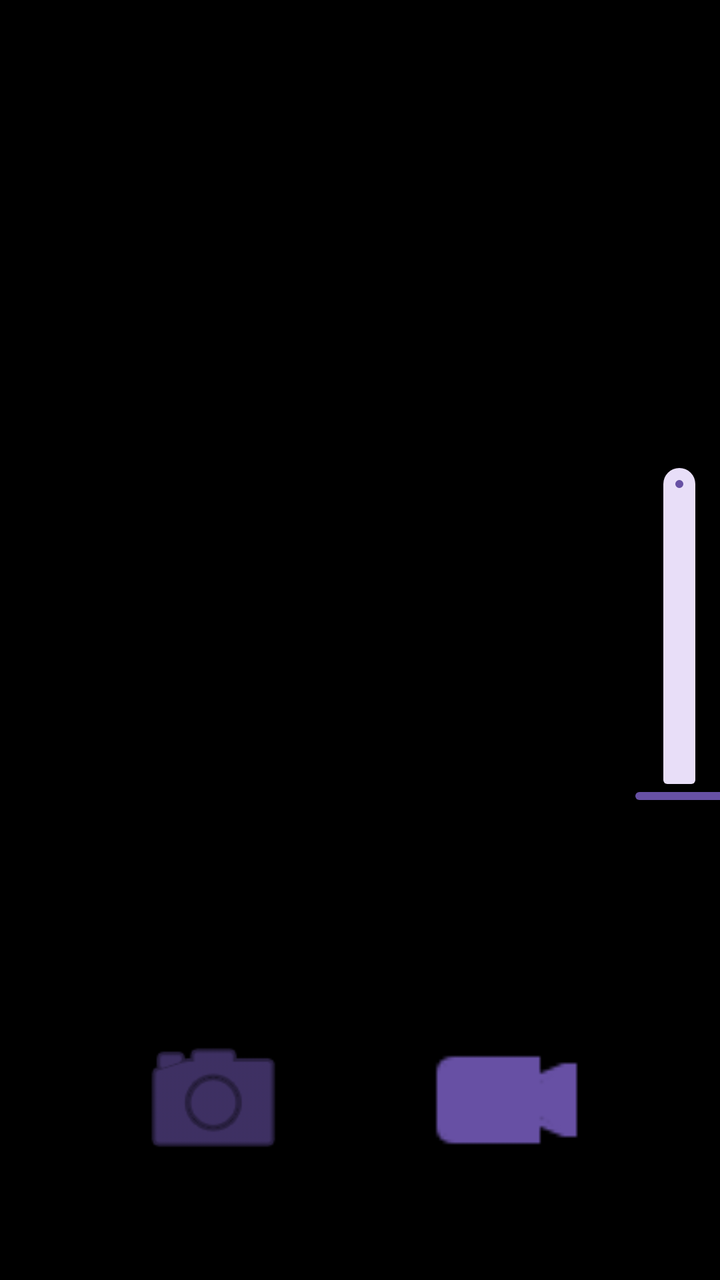
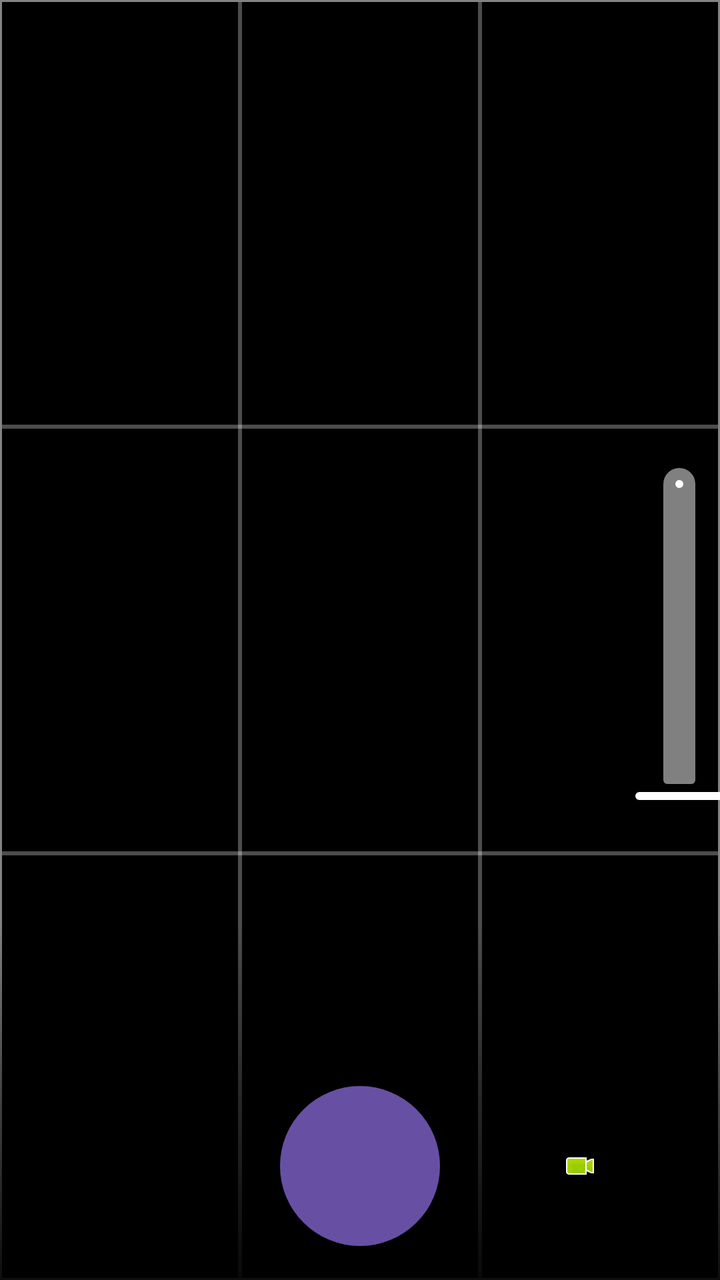

Compare the two renders of this Android layout. The source of the first and the diff that turns it into the second are given below.
<!-- AndroidManifest.xml: application theme Theme.TelescopeApp -->
<!-- res/layout/activity_main.xml -->
<?xml version="1.0" encoding="utf-8"?>
<androidx.constraintlayout.widget.ConstraintLayout
    xmlns:android="http://schemas.android.com/apk/res/android"
    xmlns:app="http://schemas.android.com/apk/res-auto"
    xmlns:tools="http://schemas.android.com/tools"
    android:layout_width="match_parent"
    android:layout_height="match_parent"
    android:background="#000000"
    tools:context=".MainActivity">

    <TextureView
        android:id="@+id/viewFinder"
        android:layout_width="match_parent"
        android:layout_height="match_parent"
        app:layout_constraintBottom_toBottomOf="parent"
        app:layout_constraintEnd_toEndOf="parent"
        app:layout_constraintStart_toStartOf="parent"
        app:layout_constraintTop_toTopOf="parent" />

    <Button
        android:id="@+id/image_capture_button"
        android:layout_width="80dp"
        android:layout_height="80dp"
        android:layout_marginBottom="50dp"
        android:background="@android:drawable/ic_menu_camera"
        android:elevation="2dp"
        app:layout_constraintBottom_toBottomOf="parent"
        app:layout_constraintEnd_toStartOf="@id/video_capture_button"
        app:layout_constraintStart_toStartOf="parent" />

    <Button
        android:id="@+id/video_capture_button"
        android:layout_width="80dp"
        android:layout_height="80dp"
        android:layout_marginBottom="50dp"
        android:background="@android:drawable/presence_video_online"
        android:elevation="2dp"
        app:layout_constraintBottom_toBottomOf="parent"
        app:layout_constraintEnd_toEndOf="parent"
        app:layout_constraintStart_toEndOf="@id/image_capture_button" />

    
    <HorizontalScrollView
        android:id="@+id/zoom_scroll_view"
        android:layout_width="wrap_content"
        android:layout_height="60dp"
        android:layout_marginBottom="30dp"
        android:background="@drawable/zoom_bg"
        android:scrollbars="none"
        app:layout_constraintBottom_toTopOf="@id/image_capture_button"
        app:layout_constraintEnd_toEndOf="parent"
        app:layout_constraintStart_toStartOf="parent">

        <LinearLayout
            android:id="@+id/zoom_layout"
            android:layout_width="wrap_content"
            android:layout_height="match_parent"
            android:orientation="horizontal"
            android:paddingStart="16dp"
            android:paddingEnd="16dp"
            android:gravity="center_vertical" />
    </HorizontalScrollView>

    
    <com.google.android.material.slider.Slider
        android:id="@+id/focus_slider"
        android:layout_width="200dp"
        android:layout_height="wrap_content"
        android:layout_marginEnd="-80dp"
        android:rotation="270"
        android:valueFrom="0.0"
        android:valueTo="10.0"
        app:layout_constraintBottom_toBottomOf="parent"
        app:layout_constraintEnd_toEndOf="parent"
        app:layout_constraintTop_toTopOf="parent" />

</androidx.constraintlayout.widget.ConstraintLayout>
<!-- resources referenced by this layout -->
<resources>
  <!-- drawable zoom_bg (drawable) -->
  <?xml version="1.0" encoding="utf-8"?>
  <shape xmlns:android="http://schemas.android.com/apk/res/android">
      <solid android:color="#80000000" />
      <corners android:radius="24dp" />
  </shape>
  <style name="Theme.TelescopeApp" parent="Base.Theme.TelescopeApp" />
  <style name="Base.Theme.TelescopeApp" parent="Theme.Material3.DayNight.NoActionBar">
          
      </style>
</resources>

<!-- the commit's change to res/layout/activity_main.xml (unified diff, before → after) -->
@@ -17,49 +17,85 @@
         app:layout_constraintStart_toStartOf="parent"
         app:layout_constraintTop_toTopOf="parent" />
 
-    <Button
-        android:id="@+id/image_capture_button"
-        android:layout_width="80dp"
-        android:layout_height="80dp"
-        android:layout_marginBottom="50dp"
-        android:background="@android:drawable/ic_menu_camera"
-        android:elevation="2dp"
-        app:layout_constraintBottom_toBottomOf="parent"
-        app:layout_constraintEnd_toStartOf="@id/video_capture_button"
-        app:layout_constraintStart_toStartOf="parent" />
-
-    <Button
-        android:id="@+id/video_capture_button"
-        android:layout_width="80dp"
-        android:layout_height="80dp"
-        android:layout_marginBottom="50dp"
-        android:background="@android:drawable/presence_video_online"
-        android:elevation="2dp"
-        app:layout_constraintBottom_toBottomOf="parent"
-        app:layout_constraintEnd_toEndOf="parent"
-        app:layout_constraintStart_toEndOf="@id/image_capture_button" />
+    
+    <LinearLayout
+        android:layout_width="match_parent"
+        android:layout_height="match_parent"
+        android:orientation="vertical"
+        android:weightSum="3"
+        app:layout_constraintTop_toTopOf="parent"
+        app:layout_constraintBottom_toBottomOf="parent">
+        <View android:layout_width="match_parent" android:layout_height="0dp" android:layout_weight="1" android:background="@drawable/grid_box" />
+        <View android:layout_width="match_parent" android:layout_height="0dp" android:layout_weight="1" android:background="@drawable/grid_box" />
+        <View android:layout_width="match_parent" android:layout_height="0dp" android:layout_weight="1" android:background="@drawable/grid_box" />
+    </LinearLayout>
+    
+    <LinearLayout
+        android:layout_width="match_parent"
+        android:layout_height="match_parent"
+        android:orientation="horizontal"
+        android:weightSum="3"
+        app:layout_constraintStart_toStartOf="parent"
+        app:layout_constraintEnd_toEndOf="parent">
+        <View android:layout_width="0dp" android:layout_height="match_parent" android:layout_weight="1" android:background="@drawable/grid_box" />
+        <View android:layout_width="0dp" android:layout_height="match_parent" android:layout_weight="1" android:background="@drawable/grid_box" />
+        <View android:layout_width="0dp" android:layout_height="match_parent" android:layout_weight="1" android:background="@drawable/grid_box" />
+    </LinearLayout>
 
     
-    <HorizontalScrollView
-        android:id="@+id/zoom_scroll_view"
-        android:layout_width="wrap_content"
-        android:layout_height="60dp"
-        android:layout_marginBottom="30dp"
-        android:background="@drawable/zoom_bg"
-        android:scrollbars="none"
-        app:layout_constraintBottom_toTopOf="@id/image_capture_button"
-        app:layout_constraintEnd_toEndOf="parent"
-        app:layout_constraintStart_toStartOf="parent">
+    <androidx.constraintlayout.widget.ConstraintLayout
+        android:layout_width="match_parent"
+        android:layout_height="180dp"
+        android:background="@drawable/bg_control_bar"
+        app:layout_constraintBottom_toBottomOf="parent"
+        app:layout_constraintStart_toStartOf="parent"
+        app:layout_constraintEnd_toEndOf="parent">
 
-        <LinearLayout
-            android:id="@+id/zoom_layout"
+        
+        <HorizontalScrollView
+            android:id="@+id/zoom_scroll_view"
             android:layout_width="wrap_content"
-            android:layout_height="match_parent"
-            android:orientation="horizontal"
-            android:paddingStart="16dp"
-            android:paddingEnd="16dp"
-            android:gravity="center_vertical" />
-    </HorizontalScrollView>
+            android:layout_height="50dp"
+            android:layout_marginTop="16dp"
+            android:scrollbars="none"
+            app:layout_constraintTop_toTopOf="parent"
+            app:layout_constraintEnd_toEndOf="parent"
+            app:layout_constraintStart_toStartOf="parent">
+
+            <LinearLayout
+                android:id="@+id/zoom_layout"
+                android:layout_width="wrap_content"
+                android:layout_height="match_parent"
+                android:orientation="horizontal"
+                android:paddingStart="16dp"
+                android:paddingEnd="16dp"
+                android:gravity="center_vertical" />
+        </HorizontalScrollView>
+
+        <Button
+            android:id="@+id/image_capture_button"
+            android:layout_width="80dp"
+            android:layout_height="80dp"
+            android:background="@drawable/bg_shutter_button"
+            android:elevation="4dp"
+            app:layout_constraintBottom_toBottomOf="parent"
+            app:layout_constraintTop_toBottomOf="@id/zoom_scroll_view"
+            app:layout_constraintStart_toStartOf="parent"
+            app:layout_constraintEnd_toEndOf="parent" />
+
+        <ImageButton
+            android:id="@+id/video_capture_button"
+            android:layout_width="48dp"
+            android:layout_height="48dp"
+            android:background="?selectableItemBackgroundBorderless"
+            android:src="@android:drawable/presence_video_online"
+            android:scaleType="centerInside"
+            app:layout_constraintBottom_toBottomOf="@id/image_capture_button"
+            app:layout_constraintTop_toTopOf="@id/image_capture_button"
+            app:layout_constraintStart_toEndOf="@id/image_capture_button"
+            app:layout_constraintEnd_toEndOf="parent" />
+            
+    </androidx.constraintlayout.widget.ConstraintLayout>
 
     
     <com.google.android.material.slider.Slider
@@ -70,6 +106,10 @@
         android:rotation="270"
         android:valueFrom="0.0"
         android:valueTo="10.0"
+        app:tickVisible="false"
+        app:thumbColor="#FFFFFF"
+        app:trackColorActive="#FFFFFF"
+        app:trackColorInactive="#80FFFFFF"
         app:layout_constraintBottom_toBottomOf="parent"
         app:layout_constraintEnd_toEndOf="parent"
         app:layout_constraintTop_toTopOf="parent" />
<!-- resource entries referenced after the edit -->
@@ -1,10 +1,35 @@
 <!-- resources referenced by this layout -->
 <resources>
-  <!-- drawable zoom_bg (drawable) -->
+  <!-- drawable bg_control_bar (drawable) -->
   <?xml version="1.0" encoding="utf-8"?>
   <shape xmlns:android="http://schemas.android.com/apk/res/android">
-      <solid android:color="#80000000" />
-      <corners android:radius="24dp" />
+      <gradient
+          android:angle="90"
+          android:startColor="#E6000000"
+          android:centerColor="#80000000"
+          android:endColor="#00000000" />
+  </shape>
+  <!-- drawable bg_shutter_button (drawable) -->
+  <?xml version="1.0" encoding="utf-8"?>
+  <layer-list xmlns:android="http://schemas.android.com/apk/res/android">
+      <item>
+          <shape android:shape="oval">
+              <solid android:color="#FFFFFF" />
+              <size android:width="70dp" android:height="70dp"/>
+          </shape>
+      </item>
+      <item android:bottom="4dp" android:left="4dp" android:right="4dp" android:top="4dp">
+          <shape android:shape="oval">
+              <stroke android:width="2dp" android:color="#000000" />
+              <solid android:color="#FFFFFF" />
+          </shape>
+      </item>
+  </layer-list>
+  <!-- drawable grid_box (drawable) -->
+  <?xml version="1.0" encoding="utf-8"?>
+  <shape xmlns:android="http://schemas.android.com/apk/res/android">
+      <stroke android:width="1dp" android:color="#4DFFFFFF" />
+      <solid android:color="@android:color/transparent" />
   </shape>
   <style name="Theme.TelescopeApp" parent="Base.Theme.TelescopeApp" />
   <style name="Base.Theme.TelescopeApp" parent="Theme.Material3.DayNight.NoActionBar">
